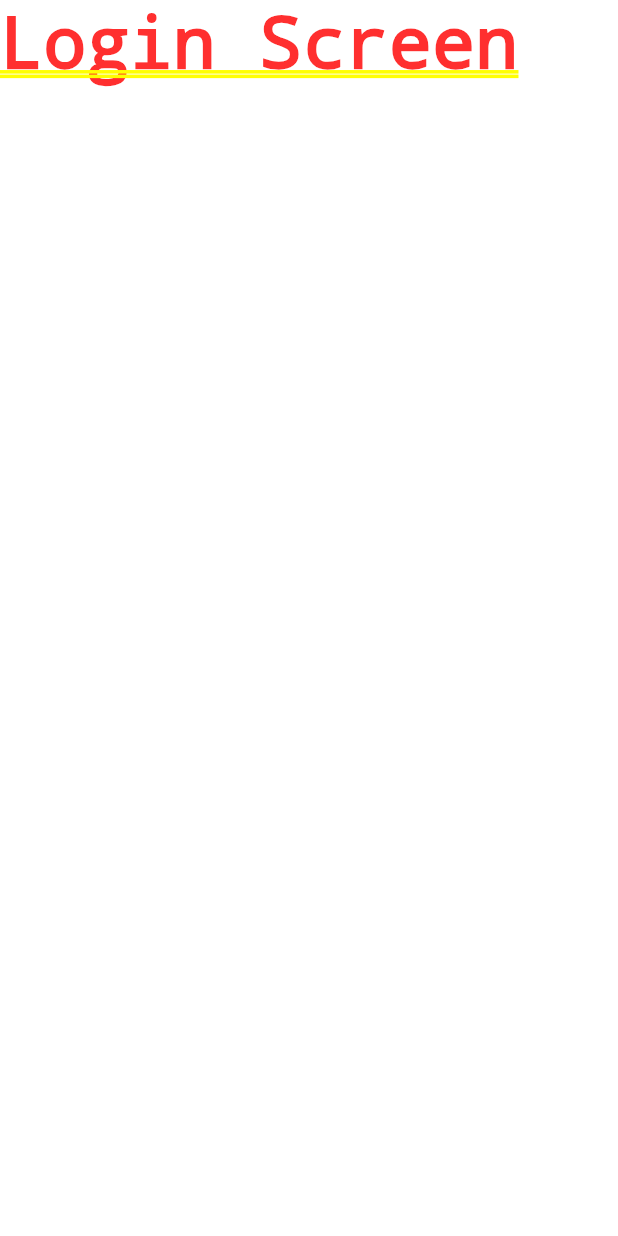
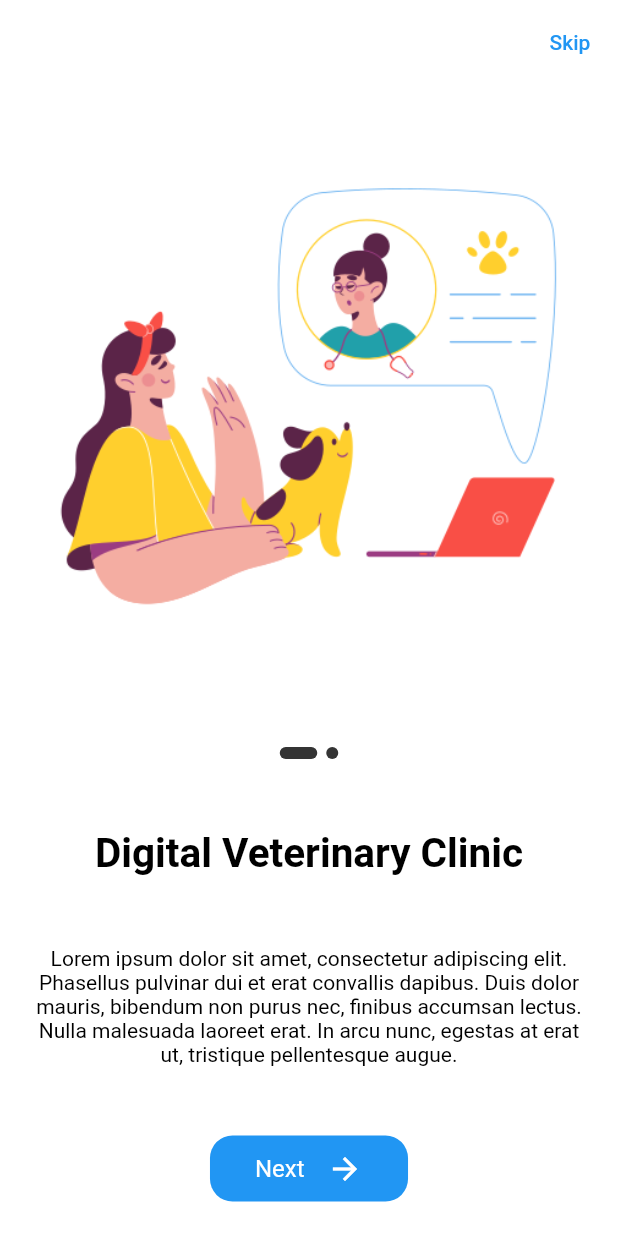
Before and after one commit to Kanishka-Git97/vcs_client_app, a Flutter app: the screen it shows after launch, on a phone screen of 412 x 824 dp. Run offline on Flutter 3.47's test engine with Material 2 defaults, Android fonts, the phone set to English and light mode, and no system bars; our stand-ins replace animated_splash_screen, google_fonts, shared_preferences.

Commit message:
Onboard Screen Done

```diff
--- /dev/null
+++ b/lib/Models/onboard_model.dart
@@ -0,0 +1,36 @@
+import 'package:flutter/material.dart';
+
+class OnboardModel {
+  String img;
+  String text;
+  String desc;
+  Color bg;
+  Color button;
+
+  OnboardModel({
+    required this.img,
+    required this.text,
+    required this.desc,
+    required this.bg,
+    required this.button,
+  });
+}
+
+List<OnboardModel> screens = <OnboardModel>[
+  OnboardModel(
+    img: 'assets/images/sammy-23.png',
+    text: "Digital Veterinary Clinic",
+    desc:
+        "Lorem ipsum dolor sit amet, consectetur adipiscing elit. Phasellus pulvinar dui et erat convallis dapibus. Duis dolor mauris, bibendum non purus nec, finibus accumsan lectus. Nulla malesuada laoreet erat. In arcu nunc, egestas at erat ut, tristique pellentesque augue.",
+    bg: Colors.white,
+    button: Color(0xFF4756DF),
+  ),
+  OnboardModel(
+    img: 'assets/images/clip-1033.png',
+    text: "Digital Veterinary Clinic",
+    desc:
+        "Lorem ipsum dolor sit amet, consectetur adipiscing elit. Phasellus pulvinar dui et erat convallis dapibus. Duis dolor mauris, bibendum non purus nec, finibus accumsan lectus. Nulla malesuada laoreet erat. In arcu nunc, egestas at erat ut, tristique pellentesque augue.",
+    bg: Colors.white,
+    button: Color(0xFF4756DF),
+  ),
+];
--- /dev/null
+++ b/lib/Screens/Auth/onboardScreen.dart
@@ -0,0 +1,151 @@
+import 'package:flutter/material.dart';
+import 'package:shared_preferences/shared_preferences.dart';
+import 'package:vcs_client_app/Models/onboard_model.dart';
+import 'package:vcs_client_app/Screens/Auth/loginScreen.dart';
+
+class OnBoard extends StatefulWidget {
+  @override
+  State<OnBoard> createState() => _OnBoardState();
+}
+
+class _OnBoardState extends State<OnBoard> {
+  int currentIndex = 0;
+  late PageController _pageController;
+
+  @override
+  void initState() {
+    _pageController = PageController(initialPage: 0);
+    super.initState();
+  }
+
+  @override
+  void dispose() {
+    _pageController.dispose();
+    super.dispose();
+  }
+
+  _stroreOnBoardInfo() async {
+    int isViewed = 0;
+    SharedPreferences prefs = await SharedPreferences.getInstance();
+    await prefs.setInt('onBoard', isViewed);
+  }
+
+  @override
+  Widget build(BuildContext context) {
+    return Scaffold(
+        backgroundColor: Colors.white,
+        appBar: AppBar(
+          backgroundColor: Colors.white,
+          elevation: 0,
+          actions: [
+            TextButton(
+              onPressed: () async {
+                await _stroreOnBoardInfo();
+                Navigator.pushReplacement(context,
+                    MaterialPageRoute(builder: (context) => loginScreen()));
+              },
+              child: Text("Skip"),
+            )
+          ],
+        ),
+        body: Padding(
+          padding: const EdgeInsets.symmetric(horizontal: 20.0),
+          child: PageView.builder(
+              itemCount: screens.length,
+              controller: _pageController,
+              physics: const NeverScrollableScrollPhysics(),
+              onPageChanged: (int index) {
+                setState(() {
+                  currentIndex = index;
+                });
+              },
+              itemBuilder: (context, index) {
+                return Column(
+                  mainAxisAlignment: MainAxisAlignment.spaceAround,
+                  crossAxisAlignment: CrossAxisAlignment.center,
+                  children: [
+                    Image.asset(screens[index].img),
+                    Container(
+                      height: 10.0,
+                      child: ListView.builder(
+                          itemCount: screens.length,
+                          shrinkWrap: true,
+                          scrollDirection: Axis.horizontal,
+                          itemBuilder: (_, index) {
+                            return Row(
+                              mainAxisAlignment: MainAxisAlignment.center,
+                              children: [
+                                Container(
+                                  margin: EdgeInsets.symmetric(horizontal: 3.0),
+                                  width: currentIndex == index ? 25.0 : 8.0,
+                                  height: 8.0,
+                                  decoration: BoxDecoration(
+                                      color: Color.fromARGB(255, 52, 52, 52),
+                                      borderRadius:
+                                          BorderRadius.circular(10.0)),
+                                )
+                              ],
+                            );
+                          }),
+                    ),
+                    Text(
+                      screens[index].text,
+                      textAlign: TextAlign.center,
+                      style: const TextStyle(
+                        fontSize: 27.0,
+                        fontWeight: FontWeight.bold,
+                        color: Colors.black,
+                      ),
+                    ),
+                    Text(
+                      screens[index].desc,
+                      textAlign: TextAlign.center,
+                      style:
+                          const TextStyle(fontSize: 14.0, color: Colors.black),
+                    ),
+                    InkWell(
+                      onTap: () async {
+                        if (index == screens.length - 1) {
+                          await _stroreOnBoardInfo();
+                          Navigator.pushReplacement(
+                              context,
+                              MaterialPageRoute(
+                                  builder: (context) => loginScreen()));
+                        }
+
+                        _pageController.nextPage(
+                          duration: const Duration(milliseconds: 300),
+                          curve: Curves.bounceIn,
+                        );
+                      },
+                      child: Container(
+                        padding: const EdgeInsets.symmetric(
+                            horizontal: 30.0, vertical: 10.0),
+                        decoration: BoxDecoration(
+                          color: Colors.blue,
+                          borderRadius: BorderRadius.circular(15.0),
+                        ),
+                        child: Row(
+                            mainAxisSize: MainAxisSize.min,
+                            children: const [
+                              Text(
+                                "Next",
+                                style: TextStyle(
+                                  fontSize: 16.0,
+                                  color: Colors.white,
+                                ),
+                              ),
+                              SizedBox(width: 15.0),
+                              Icon(
+                                Icons.arrow_forward_sharp,
+                                color: Colors.white,
+                              )
+                            ]),
+                      ),
+                    ),
+                  ],
+                );
+              }), //
+        ));
+  }
+}
--- a/pubspec.yaml
+++ b/pubspec.yaml
@@ -36,6 +36,7 @@ dependencies:
   # Use with the CupertinoIcons class for iOS style icons.
   cupertino_icons: ^1.0.2
   google_fonts: ^3.0.1
+  shared_preferences: ^2.0.15
 
 dev_dependencies:
   flutter_test:
```
Also changed, not shown: lib/main.dart (+14 -3 lines), assets/images/Veterinary-pana.png (added), assets/images/clip-1033.png (added), assets/images/clip-1038.png (added), assets/images/clip-1046.png (added), assets/images/clip-1663.png (added), assets/images/routine-checkup-for-pet-3307849.png (added), assets/images/sammy-23.png (added), assets/images/vecteezy_vets-or-veterinarian-character-caring-for-an-injured-cat_5424674-removebg-preview.png (added), lib/Screens/Auth/loginScreen.dart (renamed from lib/Screens/loginScreen.dart), pubspec.lock.
